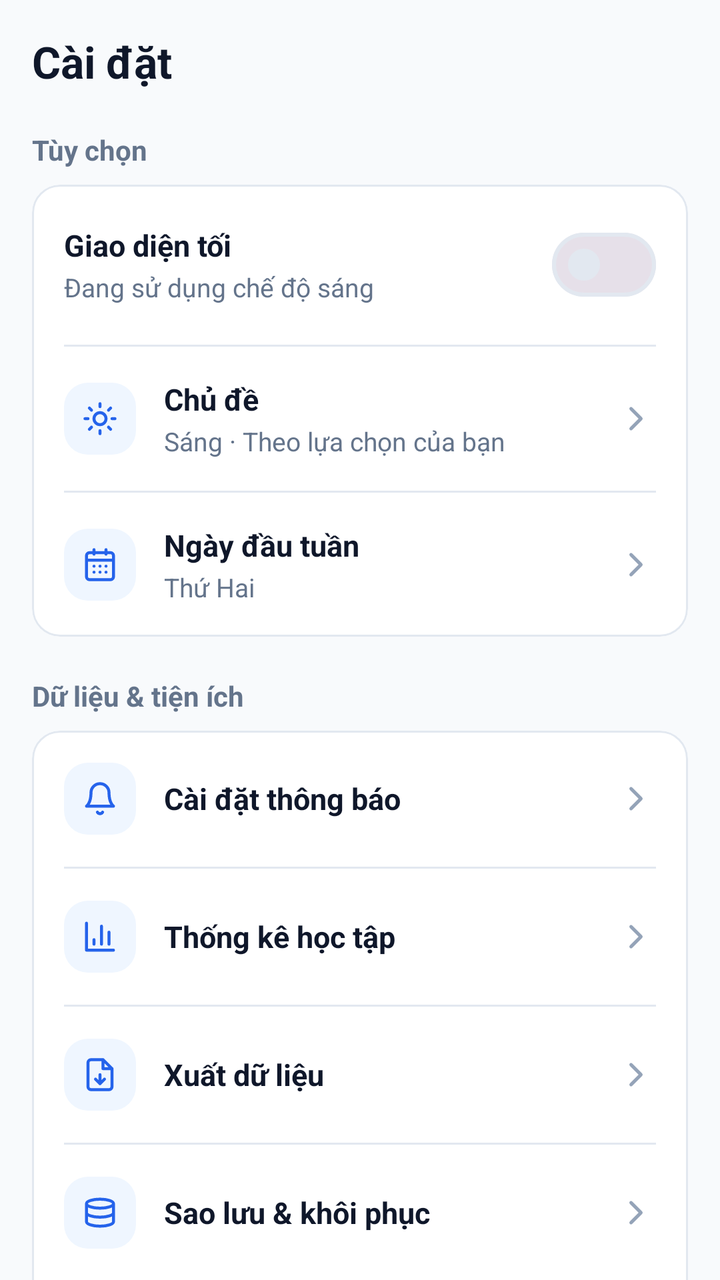
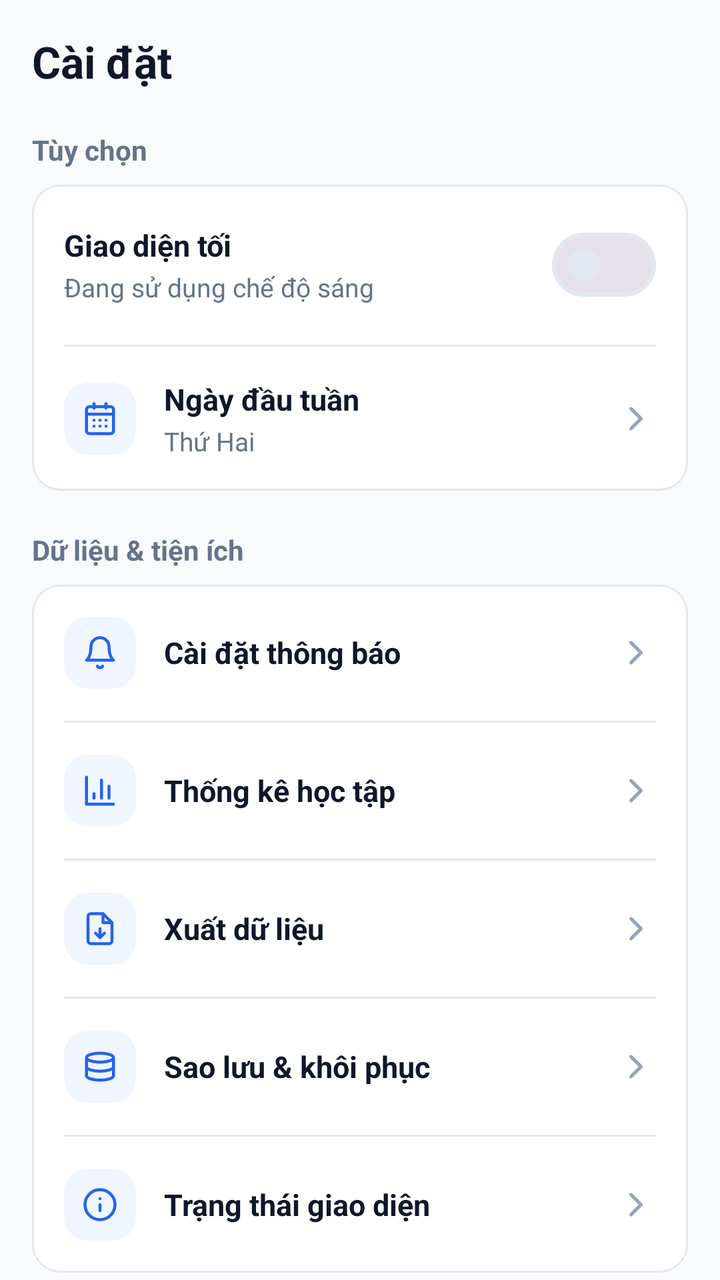

The first picture is an Android layout as it rendered before a commit; the second is the same layout after the commit. The layout source and the unified diff follow.
<!-- AndroidManifest.xml: application theme Theme.Demo -->
<!-- res/layout/fragment_settings.xml -->
<?xml version="1.0" encoding="utf-8"?>
<androidx.core.widget.NestedScrollView xmlns:android="http://schemas.android.com/apk/res/android"
    xmlns:app="http://schemas.android.com/apk/res-auto"
    xmlns:tools="http://schemas.android.com/tools"
    android:layout_width="match_parent"
    android:layout_height="match_parent"
    android:background="@color/bg_light"
    android:fillViewport="true"
    android:overScrollMode="never">

    <LinearLayout
        android:layout_width="match_parent"
        android:layout_height="wrap_content"
        android:orientation="vertical"
        android:paddingStart="16dp"
        android:paddingTop="16dp"
        android:paddingEnd="16dp"
        android:paddingBottom="40dp">

        
        <TextView
            android:id="@+id/tvTitleSettings"
            android:layout_width="wrap_content"
            android:layout_height="wrap_content"
            android:text="@string/title_settings"
            android:textColor="@color/text_primary"
            android:textSize="22sp"
            android:textStyle="bold" />

        
        <TextView
            android:layout_width="wrap_content"
            android:layout_height="wrap_content"
            android:layout_marginTop="20dp"
            android:layout_marginBottom="8dp"
            android:text="@string/settings_group_preferences"
            android:textColor="@color/text_secondary"
            android:textSize="14sp"
            android:textStyle="bold" />

        <com.google.android.material.card.MaterialCardView
            style="@style/Widget.App.Card"
            android:layout_width="match_parent"
            android:layout_height="wrap_content">

            <LinearLayout
                android:layout_width="match_parent"
                android:layout_height="wrap_content"
                android:orientation="vertical">

                
                <RelativeLayout
                    android:id="@+id/rowDarkMode"
                    android:layout_width="match_parent"
                    android:layout_height="wrap_content"
                    android:padding="16dp">

                    <LinearLayout
                        android:layout_width="wrap_content"
                        android:layout_height="wrap_content"
                        android:layout_alignParentStart="true"
                        android:layout_centerVertical="true"
                        android:layout_toStartOf="@id/switchDarkMode"
                        android:orientation="vertical">

                        <TextView
                            android:layout_width="wrap_content"
                            android:layout_height="wrap_content"
                            android:text="@string/settings_dark_mode"
                            android:textColor="@color/text_primary"
                            android:textSize="15sp"
                            android:textStyle="bold" />

                        <TextView
                            android:id="@+id/tvDarkModeDesc"
                            android:layout_width="wrap_content"
                            android:layout_height="wrap_content"
                            android:layout_marginTop="2dp"
                            android:text="@string/settings_light_mode_active"
                            android:textColor="@color/text_secondary"
                            android:textSize="13sp" />
                    </LinearLayout>

                    <com.google.android.material.materialswitch.MaterialSwitch
                        android:id="@+id/switchDarkMode"
                        android:layout_width="wrap_content"
                        android:layout_height="wrap_content"
                        android:layout_alignParentEnd="true"
                        android:layout_centerVertical="true" />
                </RelativeLayout>

                <View
                    android:layout_width="match_parent"
                    android:layout_height="1dp"
                    android:layout_marginStart="16dp"
                    android:layout_marginEnd="16dp"
                    android:background="@color/border_light" />

                
                <RelativeLayout
                    android:id="@+id/rowTheme"
                    android:layout_width="match_parent"
                    android:layout_height="wrap_content"
                    android:clickable="true"
                    android:focusable="true"
                    android:foreground="?attr/selectableItemBackground"
                    android:padding="16dp">

                    <FrameLayout
                        android:id="@+id/boxIconTheme"
                        android:layout_width="36dp"
                        android:layout_height="36dp"
                        android:layout_alignParentStart="true"
                        android:layout_centerVertical="true"
                        android:background="@drawable/bg_round_icon_blue">

                        <ImageView
                            android:layout_width="18dp"
                            android:layout_height="18dp"
                            android:layout_gravity="center"
                            android:contentDescription="@null"
                            android:src="@drawable/ic_sun"
                            app:tint="@color/primary" />
                    </FrameLayout>

                    <LinearLayout
                        android:layout_width="wrap_content"
                        android:layout_height="wrap_content"
                        android:layout_centerVertical="true"
                        android:layout_marginStart="14dp"
                        android:layout_toStartOf="@id/ivThemeChevron"
                        android:layout_toEndOf="@id/boxIconTheme"
                        android:orientation="vertical">

                        <TextView
                            android:layout_width="wrap_content"
                            android:layout_height="wrap_content"
                            android:text="@string/settings_theme"
                            android:textColor="@color/text_primary"
                            android:textSize="15sp"
                            android:textStyle="bold" />

                        <TextView
                            android:layout_width="wrap_content"
                            android:layout_height="wrap_content"
                            android:layout_marginTop="2dp"
                            android:text="@string/settings_theme_desc"
                            android:textColor="@color/text_secondary"
                            android:textSize="13sp" />
                    </LinearLayout>

                    <ImageView
                        android:id="@+id/ivThemeChevron"
                        android:layout_width="20dp"
                        android:layout_height="20dp"
                        android:layout_alignParentEnd="true"
                        android:layout_centerVertical="true"
                        android:contentDescription="@null"
                        android:src="@drawable/ic_chevron_right"
                        app:tint="@color/text_tertiary" />
                </RelativeLayout>

                <View
                    android:layout_width="match_parent"
                    android:layout_height="1dp"
                    android:layout_marginStart="16dp"
                    android:layout_marginEnd="16dp"
                    android:background="@color/border_light" />

                
                <RelativeLayout
                    android:id="@+id/rowStartDay"
                    android:layout_width="match_parent"
                    android:layout_height="wrap_content"
                    android:clickable="true"
                    android:focusable="true"
                    android:foreground="?attr/selectableItemBackground"
                    android:padding="16dp">

                    <FrameLayout
                        android:id="@+id/boxIconStartDay"
                        android:layout_width="36dp"
                        android:layout_height="36dp"
                        android:layout_alignParentStart="true"
                        android:layout_centerVertical="true"
                        android:background="@drawable/bg_round_icon_blue">

                        <ImageView
                            android:layout_width="18dp"
                            android:layout_height="18dp"
                            android:layout_gravity="center"
                            android:contentDescription="@null"
                            android:src="@drawable/ic_nav_calendar"
                            app:tint="@color/primary" />
                    </FrameLayout>

                    <LinearLayout
                        android:layout_width="wrap_content"
                        android:layout_height="wrap_content"
                        android:layout_centerVertical="true"
                        android:layout_marginStart="14dp"
                        android:layout_toStartOf="@id/ivStartDayChevron"
                        android:layout_toEndOf="@id/boxIconStartDay"
                        android:orientation="vertical">

                        <TextView
                            android:layout_width="wrap_content"
                            android:layout_height="wrap_content"
                            android:text="@string/settings_start_day"
                            android:textColor="@color/text_primary"
                            android:textSize="15sp"
                            android:textStyle="bold" />

                        <TextView
                            android:layout_width="wrap_content"
                            android:layout_height="wrap_content"
                            android:layout_marginTop="2dp"
                            android:text="@string/settings_start_day_val"
                            android:textColor="@color/text_secondary"
                            android:textSize="13sp" />
                    </LinearLayout>

                    <ImageView
                        android:id="@+id/ivStartDayChevron"
                        android:layout_width="20dp"
                        android:layout_height="20dp"
                        android:layout_alignParentEnd="true"
                        android:layout_centerVertical="true"
                        android:contentDescription="@null"
                        android:src="@drawable/ic_chevron_right"
                        app:tint="@color/text_tertiary" />
                </RelativeLayout>

            </LinearLayout>
        </com.google.android.material.card.MaterialCardView>

        
        <TextView
            android:layout_width="wrap_content"
            android:layout_height="wrap_content"
            android:layout_marginTop="20dp"
            android:layout_marginBottom="8dp"
            android:text="@string/settings_group_data"
            android:textColor="@color/text_secondary"
            android:textSize="14sp"
            android:textStyle="bold" />

        <com.google.android.material.card.MaterialCardView
            style="@style/Widget.App.Card"
            android:layout_width="match_parent"
            android:layout_height="wrap_content">

            <LinearLayout
                android:layout_width="match_parent"
                android:layout_height="wrap_content"
                android:orientation="vertical">

                
                <RelativeLayout
                    android:id="@+id/rowNotifications"
                    android:layout_width="match_parent"
                    android:layout_height="wrap_content"
                    android:clickable="true"
                    android:focusable="true"
                    android:foreground="?attr/selectableItemBackground"
                    android:padding="16dp">

                    <FrameLayout
                        android:id="@+id/boxIconNotif"
                        android:layout_width="36dp"
                        android:layout_height="36dp"
                        android:layout_alignParentStart="true"
                        android:layout_centerVertical="true"
                        android:background="@drawable/bg_round_icon_blue">

                        <ImageView
                            android:layout_width="18dp"
                            android:layout_height="18dp"
                            android:layout_gravity="center"
                            android:contentDescription="@null"
                            android:src="@drawable/ic_bell"
                            app:tint="@color/primary" />
                    </FrameLayout>

                    <TextView
                        android:layout_width="wrap_content"
                        android:layout_height="wrap_content"
                        android:layout_centerVertical="true"
                        android:layout_marginStart="14dp"
                        android:layout_toEndOf="@id/boxIconNotif"
                        android:text="@string/settings_notifications"
                        android:textColor="@color/text_primary"
                        android:textSize="15sp"
                        android:textStyle="bold" />

                    <ImageView
                        android:layout_width="20dp"
                        android:layout_height="20dp"
                        android:layout_alignParentEnd="true"
                        android:layout_centerVertical="true"
                        android:contentDescription="@null"
                        android:src="@drawable/ic_chevron_right"
                        app:tint="@color/text_tertiary" />
                </RelativeLayout>

                <View
                    android:layout_width="match_parent"
                    android:layout_height="1dp"
                    android:layout_marginStart="16dp"
                    android:layout_marginEnd="16dp"
                    android:background="@color/border_light" />

                
                <RelativeLayout
                    android:id="@+id/rowStats"
                    android:layout_width="match_parent"
                    android:layout_height="wrap_content"
                    android:clickable="true"
                    android:focusable="true"
                    android:foreground="?attr/selectableItemBackground"
                    android:padding="16dp">

                    <FrameLayout
                        android:id="@+id/boxIconStats"
                        android:layout_width="36dp"
                        android:layout_height="36dp"
                        android:layout_alignParentStart="true"
                        android:layout_centerVertical="true"
                        android:background="@drawable/bg_round_icon_blue">

                        <ImageView
                            android:layout_width="18dp"
                            android:layout_height="18dp"
                            android:layout_gravity="center"
                            android:contentDescription="@null"
                            android:src="@drawable/ic_chart"
                            app:tint="@color/primary" />
                    </FrameLayout>

                    <TextView
                        android:layout_width="wrap_content"
                        android:layout_height="wrap_content"
                        android:layout_centerVertical="true"
                        android:layout_marginStart="14dp"
                        android:layout_toEndOf="@id/boxIconStats"
                        android:text="@string/settings_stats"
                        android:textColor="@color/text_primary"
                        android:textSize="15sp"
                        android:textStyle="bold" />

                    <ImageView
                        android:layout_width="20dp"
                        android:layout_height="20dp"
                        android:layout_alignParentEnd="true"
                        android:layout_centerVertical="true"
                        android:contentDescription="@null"
                        android:src="@drawable/ic_chevron_right"
                        app:tint="@color/text_tertiary" />
                </RelativeLayout>

                <View
                    android:layout_width="match_parent"
                    android:layout_height="1dp"
                    android:layout_marginStart="16dp"
                    android:layout_marginEnd="16dp"
                    android:background="@color/border_light" />

                
                <RelativeLayout
                    android:id="@+id/rowExport"
                    android:layout_width="match_parent"
                    android:layout_height="wrap_content"
                    android:clickable="true"
                    android:focusable="true"
                    android:foreground="?attr/selectableItemBackground"
                    android:padding="16dp">

                    <FrameLayout
                        android:id="@+id/boxIconExport"
                        android:layout_width="36dp"
                        android:layout_height="36dp"
                        android:layout_alignParentStart="true"
                        android:layout_centerVertical="true"
                        android:background="@drawable/bg_round_icon_blue">

                        <ImageView
                            android:layout_width="18dp"
                            android:layout_height="18dp"
                            android:layout_gravity="center"
                            android:contentDescription="@null"
                            android:src="@drawable/ic_export"
                            app:tint="@color/primary" />
                    </FrameLayout>

                    <TextView
                        android:layout_width="wrap_content"
                        android:layout_height="wrap_content"
                        android:layout_centerVertical="true"
                        android:layout_marginStart="14dp"
                        android:layout_toEndOf="@id/boxIconExport"
                        android:text="@string/settings_export"
                        android:textColor="@color/text_primary"
                        android:textSize="15sp"
                        android:textStyle="bold" />

                    <ImageView
                        android:layout_width="20dp"
                        android:layout_height="20dp"
                        android:layout_alignParentEnd="true"
                        android:layout_centerVertical="true"
                        android:contentDescription="@null"
                        android:src="@drawable/ic_chevron_right"
                        app:tint="@color/text_tertiary" />
                </RelativeLayout>

                <View
                    android:layout_width="match_parent"
                    android:layout_height="1dp"
                    android:layout_marginStart="16dp"
                    android:layout_marginEnd="16dp"
                    android:background="@color/border_light" />

                
                <RelativeLayout
                    android:id="@+id/rowBackup"
                    android:layout_width="match_parent"
                    android:layout_height="wrap_content"
                    android:clickable="true"
                    android:focusable="true"
                    android:foreground="?attr/selectableItemBackground"
                    android:padding="16dp">

                    <FrameLayout
                        android:id="@+id/boxIconBackup"
                        android:layout_width="36dp"
                        android:layout_height="36dp"
                        android:layout_alignParentStart="true"
                        android:layout_centerVertical="true"
                        android:background="@drawable/bg_round_icon_blue">

                        <ImageView
                            android:layout_width="18dp"
                            android:layout_height="18dp"
                            android:layout_gravity="center"
                            android:contentDescription="@null"
                            android:src="@drawable/ic_database"
                            app:tint="@color/primary" />
                    </FrameLayout>

                    <TextView
                        android:layout_width="wrap_content"
                        android:layout_height="wrap_content"
                        android:layout_centerVertical="true"
                        android:layout_marginStart="14dp"
                        android:layout_toEndOf="@id/boxIconBackup"
                        android:text="@string/settings_backup"
                        android:textColor="@color/text_primary"
                        android:textSize="15sp"
                        android:textStyle="bold" />

                    <ImageView
                        android:layout_width="20dp"
                        android:layout_height="20dp"
                        android:layout_alignParentEnd="true"
                        android:layout_centerVertical="true"
                        android:contentDescription="@null"
                        android:src="@drawable/ic_chevron_right"
                        app:tint="@color/text_tertiary" />
                </RelativeLayout>

                <View
                    android:layout_width="match_parent"
                    android:layout_height="1dp"
                    android:layout_marginStart="16dp"
                    android:layout_marginEnd="16dp"
                    android:background="@color/border_light" />

                
                <RelativeLayout
                    android:id="@+id/rowStates"
                    android:layout_width="match_parent"
                    android:layout_height="wrap_content"
                    android:clickable="true"
                    android:focusable="true"
                    android:foreground="?attr/selectableItemBackground"
                    android:padding="16dp">

                    <FrameLayout
                        android:id="@+id/boxIconStates"
                        android:layout_width="36dp"
                        android:layout_height="36dp"
                        android:layout_alignParentStart="true"
                        android:layout_centerVertical="true"
                        android:background="@drawable/bg_round_icon_blue">

                        <ImageView
                            android:layout_width="18dp"
                            android:layout_height="18dp"
                            android:layout_gravity="center"
                            android:contentDescription="@null"
                            android:src="@drawable/ic_info"
                            app:tint="@color/primary" />
                    </FrameLayout>

                    <TextView
                        android:layout_width="wrap_content"
                        android:layout_height="wrap_content"
                        android:layout_centerVertical="true"
                        android:layout_marginStart="14dp"
                        android:layout_toEndOf="@id/boxIconStates"
                        android:text="@string/settings_states"
                        android:textColor="@color/text_primary"
                        android:textSize="15sp"
                        android:textStyle="bold" />

                    <ImageView
                        android:layout_width="20dp"
                        android:layout_height="20dp"
                        android:layout_alignParentEnd="true"
                        android:layout_centerVertical="true"
                        android:contentDescription="@null"
                        android:src="@drawable/ic_chevron_right"
                        app:tint="@color/text_tertiary" />
                </RelativeLayout>

            </LinearLayout>
        </com.google.android.material.card.MaterialCardView>

        
        <TextView
            android:layout_width="wrap_content"
            android:layout_height="wrap_content"
            android:layout_marginTop="20dp"
            android:layout_marginBottom="8dp"
            android:text="@string/settings_group_app"
            android:textColor="@color/text_secondary"
            android:textSize="14sp"
            android:textStyle="bold" />

        <TextView
            android:id="@+id/tvVersion"
            android:layout_width="wrap_content"
            android:layout_height="wrap_content"
            android:text="@string/settings_version"
            android:textColor="@color/text_secondary"
            android:textSize="13sp" />

    </LinearLayout>
</androidx.core.widget.NestedScrollView>
<!-- resources referenced by this layout -->
<resources>
  <color name="bg_light">#F8FAFC</color>
  <color name="border_light">#E2E8F0</color>
  <color name="primary">#2563EB</color>
  <color name="text_primary">#0F172A</color>
  <color name="text_secondary">#64748B</color>
  <color name="text_tertiary">#94A3B8</color>
  <!-- drawable bg_round_icon_blue (drawable) -->
  <?xml version="1.0" encoding="utf-8"?>
  <shape xmlns:android="http://schemas.android.com/apk/res/android"
      android:shape="rectangle">
      <solid android:color="@color/tag_blue_bg" />
      <corners android:radius="12dp" />
  </shape>
  <!-- drawable ic_chevron_right (drawable) -->
  <vector xmlns:android="http://schemas.android.com/apk/res/android"
      android:width="24dp"
      android:height="24dp"
      android:viewportWidth="24"
      android:viewportHeight="24">
      <path
          android:fillColor="#00000000"
          android:strokeColor="#FF000000"
          android:strokeWidth="2"
          android:strokeLineCap="round"
          android:strokeLineJoin="round"
          android:pathData="M9,18l6,-6 -6,-6" />
  </vector>
  <!-- drawable ic_sun (drawable) -->
  <vector xmlns:android="http://schemas.android.com/apk/res/android"
      android:width="24dp"
      android:height="24dp"
      android:viewportWidth="24"
      android:viewportHeight="24">
      <path
          android:fillColor="#00000000"
          android:strokeColor="#FF000000"
          android:strokeWidth="2"
          android:strokeLineCap="round"
          android:strokeLineJoin="round"
          android:pathData="M12,12m-4,0a4,4 0,1 1,8,0a4,4 0,1 1,-8,0 M12,2v2 M12,20v2 M4.93,4.93l1.41,1.41 M17.66,17.66l1.41,1.41 M2,12h2 M20,12h2 M6.34,17.66l-1.41,1.41 M19.07,4.93l-1.41,1.41" />
  </vector>
  <string name="settings_backup">Sao lưu &amp; khôi phục</string>
  <string name="settings_dark_mode">Giao diện tối</string>
  <string name="settings_export">Xuất dữ liệu</string>
  <string name="settings_group_app">Ứng dụng</string>
  <string name="settings_group_data">Dữ liệu &amp; tiện ích</string>
  <string name="settings_group_preferences">Tùy chọn</string>
  <string name="settings_light_mode_active">Đang sử dụng chế độ sáng</string>
  <string name="settings_notifications">Cài đặt thông báo</string>
  <string name="settings_start_day">Ngày đầu tuần</string>
  <string name="settings_start_day_val">Thứ Hai</string>
  <string name="settings_states">Trạng thái giao diện</string>
  <string name="settings_stats">Thống kê học tập</string>
  <string name="settings_theme">Chủ đề</string>
  <string name="settings_theme_desc">Sáng · Theo lựa chọn của bạn</string>
  <string name="settings_version">Phiên bản 1.0.0 (Build 1)</string>
  <string name="title_settings">Cài đặt</string>
  <style name="Widget.App.Card" parent="Widget.Material3.CardView.Outlined">
          <item name="cardBackgroundColor">@color/surface_light</item>
          <item name="strokeColor">@color/border_light</item>
          <item name="strokeWidth">1dp</item>
          <item name="cardCornerRadius">14dp</item>
          <item name="cardElevation">0dp</item>
      </style>
  <style name="Theme.Demo" parent="Base.Theme.Demo" />
  <color name="tag_blue_bg">#EFF6FF</color>
  <color name="surface_light">#FFFFFF</color>
  <color name="on_primary">#FFFFFF</color>
  <color name="primary_soft">#EFF6FF</color>
  <color name="on_primary_soft">#1D4ED8</color>
  <color name="surface_2_light">#F1F5F9</color>
  <style name="ShapeAppearance.App.CornerMedium" parent="ShapeAppearance.Material3.Corner.Medium">
          <item name="cornerSize">14dp</item>
      </style>
  <style name="ShapeAppearance.App.CornerLarge" parent="ShapeAppearance.Material3.Corner.Large">
          <item name="cornerSize">16dp</item>
      </style>
  <!-- unchanged entries left out for length: 7 -->
</resources>

<!-- the commit's change to res/layout/fragment_settings.xml (unified diff, before → after) -->
@@ -98,77 +98,6 @@
 
                 
                 <RelativeLayout
-                    android:id="@+id/rowTheme"
-                    android:layout_width="match_parent"
-                    android:layout_height="wrap_content"
-                    android:clickable="true"
-                    android:focusable="true"
-                    android:foreground="?attr/selectableItemBackground"
-                    android:padding="16dp">
-
-                    <FrameLayout
-                        android:id="@+id/boxIconTheme"
-                        android:layout_width="36dp"
-                        android:layout_height="36dp"
-                        android:layout_alignParentStart="true"
-                        android:layout_centerVertical="true"
-                        android:background="@drawable/bg_round_icon_blue">
-
-                        <ImageView
-                            android:layout_width="18dp"
-                            android:layout_height="18dp"
-                            android:layout_gravity="center"
-                            android:contentDescription="@null"
-                            android:src="@drawable/ic_sun"
-                            app:tint="@color/primary" />
-                    </FrameLayout>
-
-                    <LinearLayout
-                        android:layout_width="wrap_content"
-                        android:layout_height="wrap_content"
-                        android:layout_centerVertical="true"
-                        android:layout_marginStart="14dp"
-                        android:layout_toStartOf="@id/ivThemeChevron"
-                        android:layout_toEndOf="@id/boxIconTheme"
-                        android:orientation="vertical">
-
-                        <TextView
-                            android:layout_width="wrap_content"
-                            android:layout_height="wrap_content"
-                            android:text="@string/settings_theme"
-                            android:textColor="@color/text_primary"
-                            android:textSize="15sp"
-                            android:textStyle="bold" />
-
-                        <TextView
-                            android:layout_width="wrap_content"
-                            android:layout_height="wrap_content"
-                            android:layout_marginTop="2dp"
-                            android:text="@string/settings_theme_desc"
-                            android:textColor="@color/text_secondary"
-                            android:textSize="13sp" />
-                    </LinearLayout>
-
-                    <ImageView
-                        android:id="@+id/ivThemeChevron"
-                        android:layout_width="20dp"
-                        android:layout_height="20dp"
-                        android:layout_alignParentEnd="true"
-                        android:layout_centerVertical="true"
-                        android:contentDescription="@null"
-                        android:src="@drawable/ic_chevron_right"
-                        app:tint="@color/text_tertiary" />
-                </RelativeLayout>
-
-                <View
-                    android:layout_width="match_parent"
-                    android:layout_height="1dp"
-                    android:layout_marginStart="16dp"
-                    android:layout_marginEnd="16dp"
-                    android:background="@color/border_light" />
-
-                
-                <RelativeLayout
                     android:id="@+id/rowStartDay"
                     android:layout_width="match_parent"
                     android:layout_height="wrap_content"
@@ -212,6 +141,7 @@
                             android:textStyle="bold" />
 
                         <TextView
+                            android:id="@+id/tvStartDayVal"
                             android:layout_width="wrap_content"
                             android:layout_height="wrap_content"
                             android:layout_marginTop="2dp"
<!-- resource entries referenced after the edit -->
@@ -27,20 +27,6 @@
           android:strokeLineJoin="round"
           android:pathData="M9,18l6,-6 -6,-6" />
   </vector>
-  <!-- drawable ic_sun (drawable) -->
-  <vector xmlns:android="http://schemas.android.com/apk/res/android"
-      android:width="24dp"
-      android:height="24dp"
-      android:viewportWidth="24"
-      android:viewportHeight="24">
-      <path
-          android:fillColor="#00000000"
-          android:strokeColor="#FF000000"
-          android:strokeWidth="2"
-          android:strokeLineCap="round"
-          android:strokeLineJoin="round"
-          android:pathData="M12,12m-4,0a4,4 0,1 1,8,0a4,4 0,1 1,-8,0 M12,2v2 M12,20v2 M4.93,4.93l1.41,1.41 M17.66,17.66l1.41,1.41 M2,12h2 M20,12h2 M6.34,17.66l-1.41,1.41 M19.07,4.93l-1.41,1.41" />
-  </vector>
   <string name="settings_backup">Sao lưu &amp; khôi phục</string>
   <string name="settings_dark_mode">Giao diện tối</string>
   <string name="settings_export">Xuất dữ liệu</string>
@@ -53,8 +39,6 @@
   <string name="settings_start_day_val">Thứ Hai</string>
   <string name="settings_states">Trạng thái giao diện</string>
   <string name="settings_stats">Thống kê học tập</string>
-  <string name="settings_theme">Chủ đề</string>
-  <string name="settings_theme_desc">Sáng · Theo lựa chọn của bạn</string>
   <string name="settings_version">Phiên bản 1.0.0 (Build 1)</string>
   <string name="title_settings">Cài đặt</string>
   <style name="Widget.App.Card" parent="Widget.Material3.CardView.Outlined">
